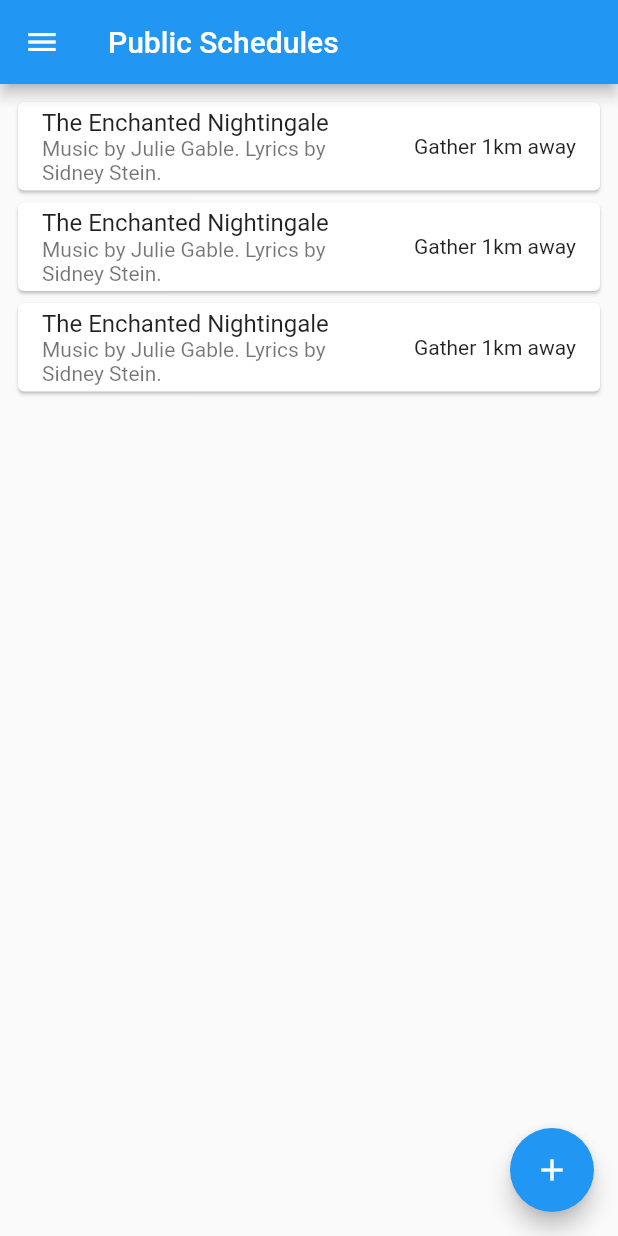
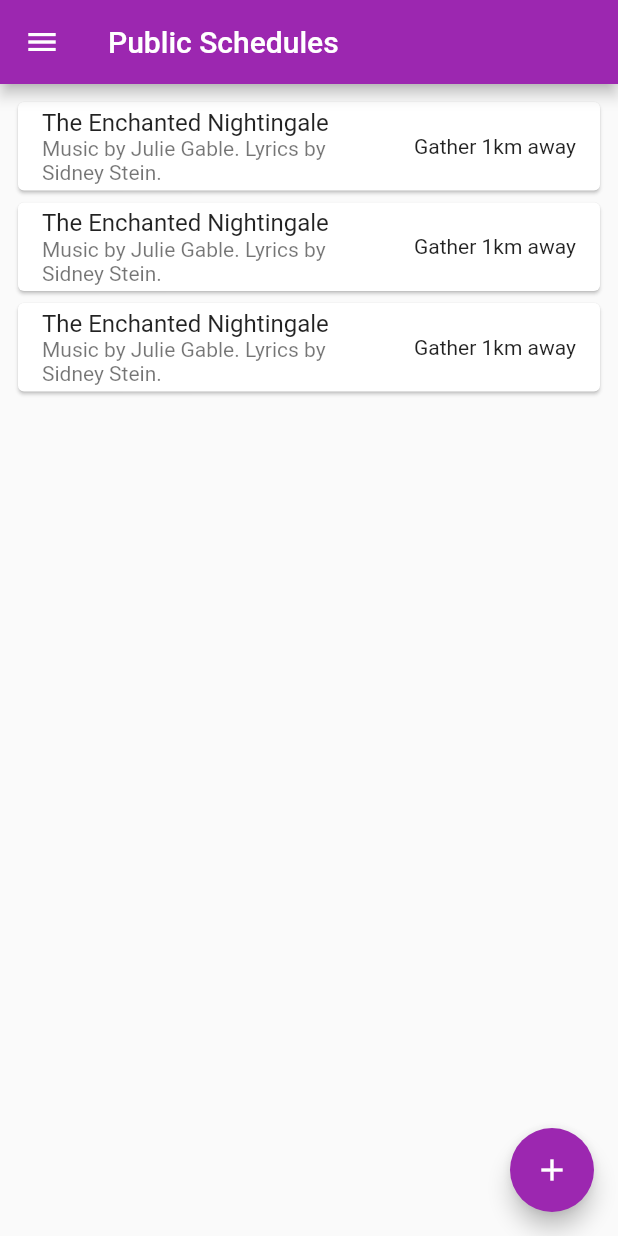
Before and after one commit to Zufiqqar/Grab_HackForGood, a Flutter app: the screen it shows after launch, on a phone screen of 412 x 824 dp. Run offline on Flutter 3.47's test engine with Material 2 defaults, Android fonts, the phone set to English and light mode, and no system bars.

```diff
--- a/stranger/lib/main.dart
+++ b/stranger/lib/main.dart
@@ -7,6 +7,7 @@ import 'test_page.dart';
 import 'my_notifications_page.dart';
 import 'create_schedule_page.dart';
 import 'account_settings_page.dart';
+import 'landing_page.dart';
 
 void main() {
   runApp(const MyApp());
@@ -30,11 +31,12 @@ class MyApp extends StatelessWidget {
         // or simply save your changes to "hot reload" in a Flutter IDE).
         // Notice that the counter didn't reset back to zero; the application
         // is not restarted.
-        primarySwatch: Colors.blue,
+        primarySwatch: Colors.purple,
       ),
       //home: const MyHomePage(title: "My Flutter App"),
       initialRoute: '/publicSchedules',
       routes: <String, WidgetBuilder>{
+        '/': (BuildContext context) => const LandingPage(),
         '/publicSchedules': (BuildContext context) =>
             const PublicSchedulesPage(),
         '/mySchedules': (BuildContext context) => const MyTestPage(),
```
Also changed, not shown: stranger/lib/landing_page.dart (added).
